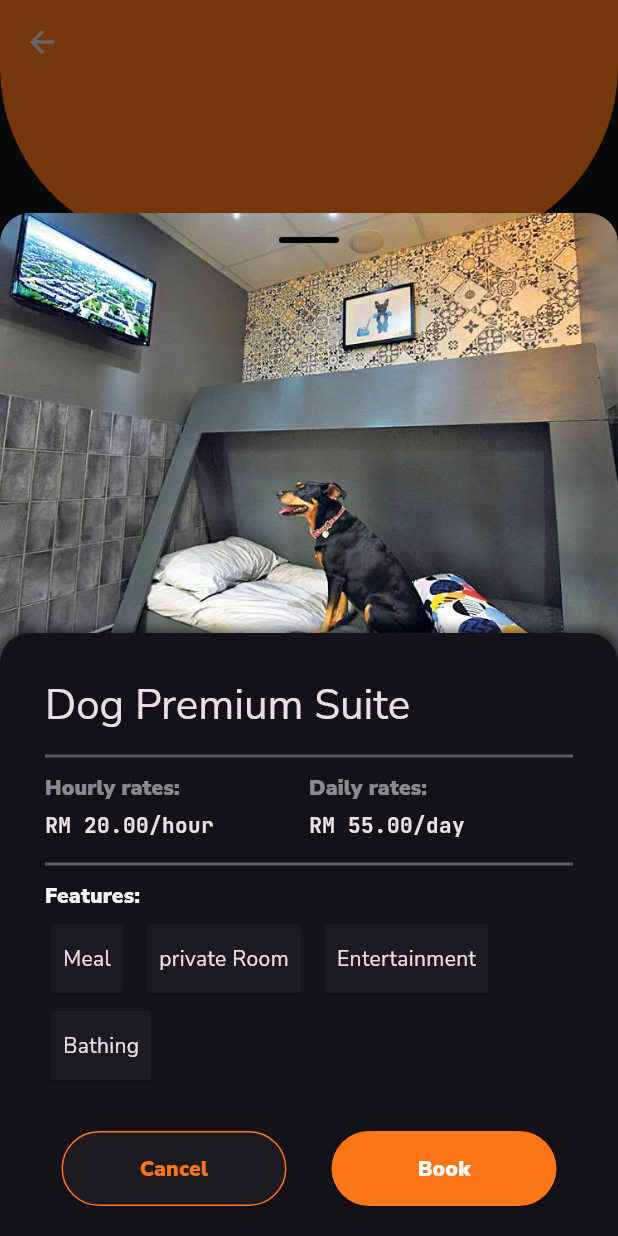
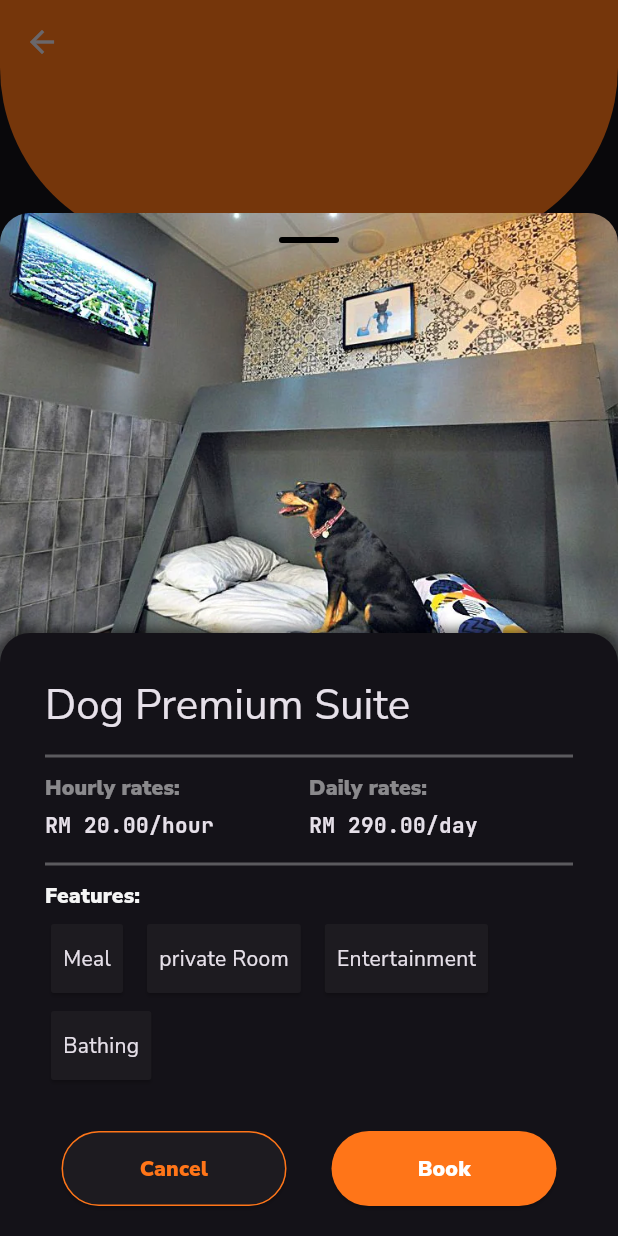
Before and after one commit to mahran01/ISB26603-Pet-Boarding-Space, a Flutter app: the SpaceListPage screen opened by its route, after a tap on "Dog Premium Suite", on a phone screen of 412 x 824 dp. Run offline on Flutter 3.47's test engine with Material 3 defaults, Android fonts, the light colour scheme and no system bars; our stand-ins replace google_fonts, scrollable_positioned_list; accounts and stored records are empty.

Commit message:
Change default data

```diff
--- a/lib/components/rating_dialog.dart
+++ b/lib/components/rating_dialog.dart
@@ -3,8 +3,10 @@ import 'package:pet_boarding_space/components/my_fill_button.dart';
 import 'package:pet_boarding_space/components/my_outline_button.dart';
 
 class RatingDialog extends StatefulWidget {
+  const RatingDialog({super.key});
+
   @override
-  _RatingDialogState createState() => _RatingDialogState();
+  State<RatingDialog> createState() => _RatingDialogState();
 }
 
 class _RatingDialogState extends State<RatingDialog> {
@@ -28,7 +30,7 @@ class _RatingDialogState extends State<RatingDialog> {
   @override
   Widget build(BuildContext context) {
     return AlertDialog(
-      titlePadding: EdgeInsets.only(top: 40, left: 30, right: 30),
+      titlePadding: const EdgeInsets.only(top: 40, left: 30, right: 30),
       title: Center(
         child: Text(
           'How was your experience?',
--- a/lib/data/data.dart
+++ b/lib/data/data.dart
@@ -10,52 +10,48 @@ class AssignedValues {
       petType: PetType.cat,
       features: ['Meal', 'Private Room', 'Bathing', 'Gromming'],
       hourlyRates: 10.00,
-        dailyRates: 35.00),
+      dailyRates: 150.00,
+    ),
     BoardingSpace(
       name: 'Cat Premium Suite',
       imageUrl: 'lib/images/CatPremiumSuite.jpg',
       petType: PetType.cat,
       features: ['Meal', 'Bathing', 'Share Room', 'Playground'],
       hourlyRates: 12.00,
-        dailyRates: 40.00),
+      dailyRates: 180.00,
+    ),
     BoardingSpace(
       name: 'Cat Cozy Corner',
       imageUrl: 'lib/images/CatCozyConer.png',
       petType: PetType.cat,
       features: ['Meal', 'Share Room', 'Bathing', 'Open Area'],
       hourlyRates: 8.00,
-        dailyRates: 30.00),
-    // BoardingSpace(
-    //     name: 'Cat Spacious Room',
-    //     petType: PetType.cat,
-    //     hourlyRates: 10.00,
-    //     dailyRates: 35.00),
+      dailyRates: 130.00,
+    ),
     BoardingSpace(
       name: 'Dog Deluxe Cabin',
       imageUrl: 'lib/images/DogDeluxeCabin.jpg',
       petType: PetType.dog,
       features: ['Meal', 'Share Room', 'Playground'],
       hourlyRates: 15.00,
-        dailyRates: 45.00),
+      dailyRates: 220.00,
+    ),
     BoardingSpace(
       name: 'Dog Premium Suite',
       imageUrl: 'lib/images/DogPremiumSuite.webp',
       petType: PetType.dog,
       features: ['Meal', 'private Room', 'Entertainment', 'Bathing'],
       hourlyRates: 20.00,
-        dailyRates: 55.00),
+      dailyRates: 290.00,
+    ),
     BoardingSpace(
       name: 'Dog Cozy Corner',
       imageUrl: 'lib/images/DogCozyConer.jpg',
       petType: PetType.dog,
       features: ['Meal', 'Share Room', 'Open Area'],
       hourlyRates: 12.00,
-        dailyRates: 38.00),
-    // BoardingSpace(
-    //     name: 'Dog Spacious Room',
-    //     petType: PetType.dog,
-    //     hourlyRates: 18.00,
-    //     dailyRates: 50.00),
+      dailyRates: 180.00,
+    ),
   ];
 
   static final Map<String, Discount> discounts = {
--- a/lib/main.dart
+++ b/lib/main.dart
@@ -3,7 +3,6 @@ import 'package:google_fonts/google_fonts.dart';
 import 'package:pet_boarding_space/pages/intro_page.dart';
 import 'package:pet_boarding_space/pages/payment_page.dart';
 import 'package:pet_boarding_space/pages/space_list_page.dart';
-import 'package:pet_boarding_space/pages/test_page.dart';
 import 'package:pet_boarding_space/pages/user_form_page.dart';
 import 'package:pet_boarding_space/theme/colors.dart';
 
@@ -20,13 +19,12 @@ class MainApp extends StatelessWidget {
       theme: _meowoofTheme,
       debugShowCheckedModeBanner: false,
       // home: const IntroPage(),
-      home: const IntroPage(),
+      home: const SpaceListPage(),
       routes: {
         '/intropage': (context) => const IntroPage(),
         '/userformpage': (context) => const UserFormPage(),
         '/spacelistpage': (context) => const SpaceListPage(),
         '/paymentpage': (context) => const PaymentPage(),
-        '/testpage': (context) => const TestPage(),
       },
     );
   }
--- a/lib/pages/payment_page.dart
+++ b/lib/pages/payment_page.dart
@@ -331,7 +331,7 @@ class _PaymentPageState extends State<PaymentPage> {
                       onTap: () => showDialog(
                         context: context,
                         builder: (BuildContext context) {
-                          return RatingDialog();
+                          return const RatingDialog();
                         },
                       ),
                       width: 200,
```
Also changed, not shown: lib/pages/test_page.dart (deleted, +0 -27 lines), lib/images/app_icon.png (added). Lines whose indentation alone changed are shown as unchanged.
